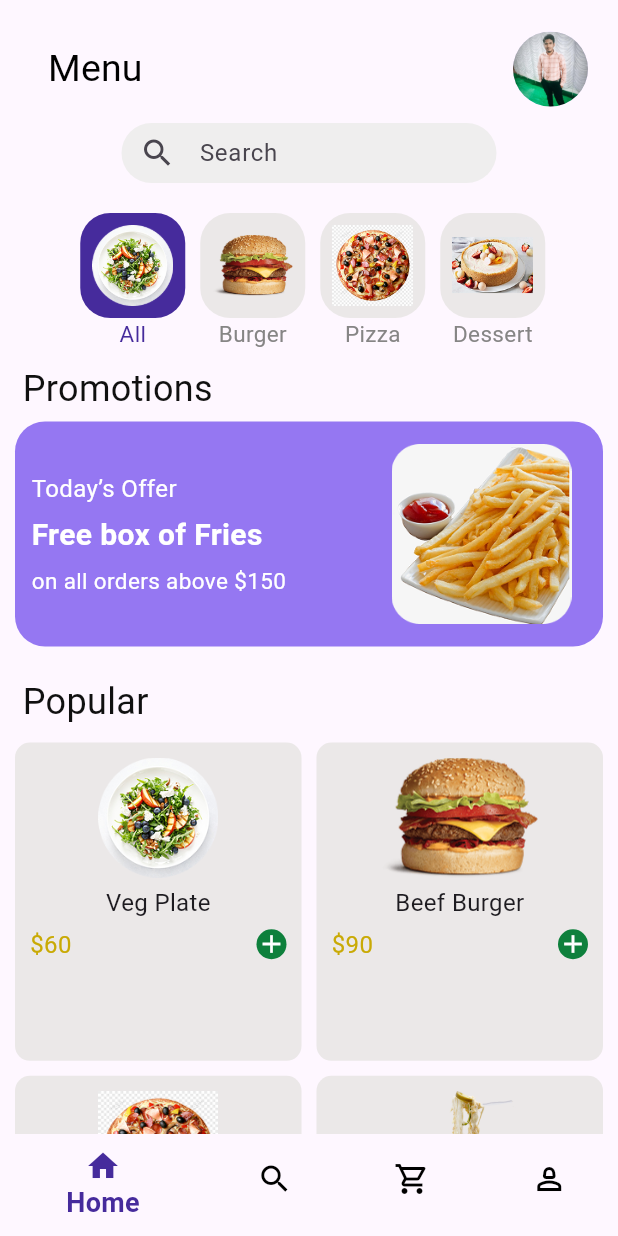
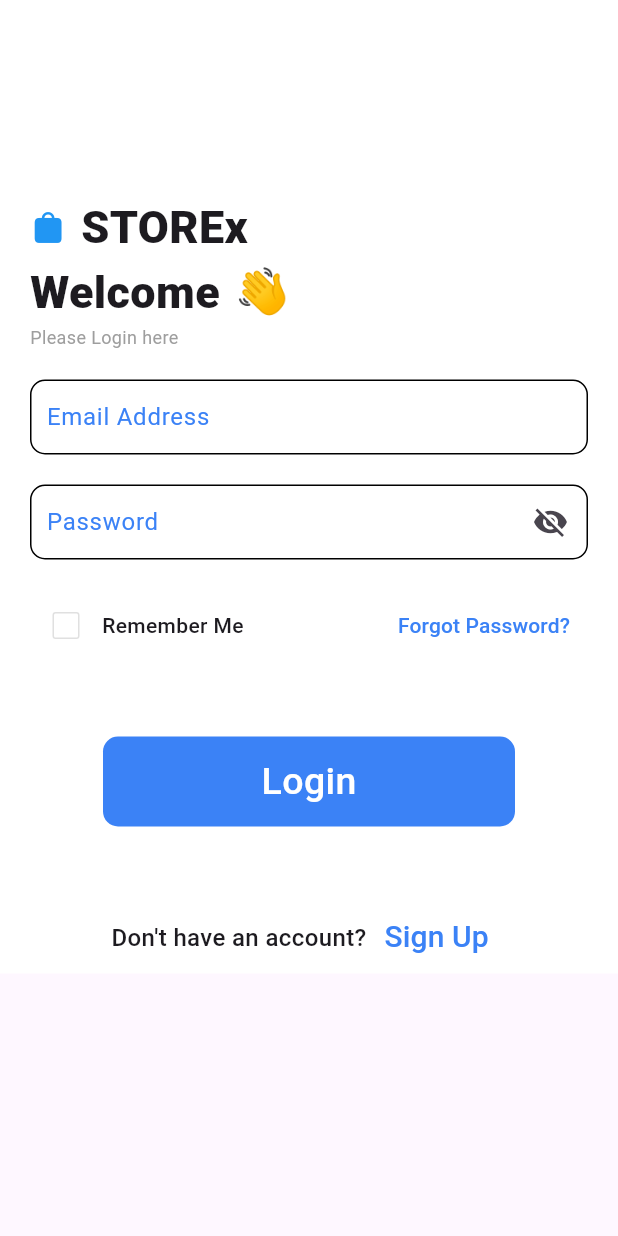
Before and after one commit to kamil36/food_delivery_app, a Flutter app: the HomePage screen opened by its route, after a tap on "Menu", after a tap on "Get Started", on a phone screen of 412 x 824 dp. Run offline on Flutter 3.47's test engine with Material 3 defaults, Android fonts, the phone set to English and light mode, and no system bars; our stand-ins replace firebase_auth, firebase_core, go_router; missing offline and left inert: razorpay_flutter; accounts and stored records are empty; Roboto replaces fonts that are missing (Poppins).

Commit message:
Sign Up & Login UI Done

```diff
--- /dev/null
+++ b/lib/contant/const.dart
@@ -0,0 +1,52 @@
+import 'package:flutter/material.dart';
+
+class CustomStyle {
+  static String imgasset = "assets/filter.jpeg";
+  static String handimg = "assets/hand_emoji.jpg";
+
+  static double Mqh(BuildContext context) {
+    return MediaQuery.of(context).size.height;
+  }
+
+  static double Mqw(BuildContext context) {
+    return MediaQuery.of(context).size.width;
+  }
+
+  static const SizedBox smallHeight = SizedBox(height: 10);
+  static const SizedBox mediumHeight = SizedBox(height: 20);
+  static const SizedBox largeHeight = SizedBox(height: 30);
+  static const SizedBox hugeHeight = SizedBox(height: 50);
+  static const SizedBox highHeight = SizedBox(height: 70);
+
+  static const SizedBox smallWidth = SizedBox(width: 10);
+  static const SizedBox mediumWidth = SizedBox(width: 20);
+  static const SizedBox largeWidth = SizedBox(width: 30);
+  static const SizedBox hugeWidth = SizedBox(width: 50);
+  static const SizedBox highWidth = SizedBox(width: 70);
+
+  static const TextStyle normal = TextStyle(
+    fontSize: 12,
+  );
+  static const TextStyle medium = TextStyle(
+    fontSize: 18,
+  );
+  static const TextStyle large = TextStyle(
+    fontSize: 22,
+  );
+  static const TextStyle normalbold = TextStyle(
+    fontWeight: FontWeight.w500,
+    fontSize: 18,
+  );
+  static const TextStyle mediumbold = TextStyle(
+    fontWeight: FontWeight.w700,
+    fontSize: 20,
+  );
+  static const TextStyle highbold = TextStyle(
+    fontWeight: FontWeight.w900,
+    fontSize: 30,
+  );
+  static const TextStyle largebold = TextStyle(
+    fontWeight: FontWeight.bold,
+    fontSize: 25,
+  );
+}
--- /dev/null
+++ b/lib/pages/login.dart
@@ -0,0 +1,247 @@
+// lib/screens/login_screen.dart
+import 'package:flutter/cupertino.dart';
+import 'package:flutter/material.dart';
+import 'package:firebase_auth/firebase_auth.dart';
+import 'package:food_delivery_app/contant/const.dart';
+import 'package:food_delivery_app/routes/router_config.dart';
+import 'package:food_delivery_app/widgets/login_page/checkbox.dart';
+import 'package:go_router/go_router.dart';
+
+class LoginPage extends StatefulWidget {
+  const LoginPage({super.key});
+
+  @override
+  State<LoginPage> createState() => _LoginPageState();
+}
+
+class _LoginPageState extends State<LoginPage> {
+  final _formKey = GlobalKey<FormState>();
+  final TextEditingController _emailController = TextEditingController();
+  final TextEditingController _passController = TextEditingController();
+  final FirebaseAuth _auth = FirebaseAuth.instance;
+  bool _isPasswordVisible = false;
+
+  loginform() async {
+    final email = _emailController.text.trim();
+    final password = _passController.text.trim();
+
+    if (_formKey.currentState?.validate() ?? false) {
+      try {
+        await _auth.signInWithEmailAndPassword(
+            email: _emailController.text.trim(),
+            password: _passController.text.trim());
+        context.go(MyRoutes.homepage);
+        ScaffoldMessenger.of(context).showSnackBar(SnackBar(
+          content: Text("Account Login Successfully!"),
+        ));
+      } catch (e) {
+        ScaffoldMessenger.of(context).showSnackBar(
+          SnackBar(content: Text("Error: ${e.toString()}")),
+        );
+      }
+    }
+  }
+
+  @override
+  Widget build(BuildContext context) {
+    return Scaffold(
+      body: SingleChildScrollView(
+        child: Container(
+          color: Colors.white,
+          child: Form(
+            key: _formKey,
+            child: Padding(
+              padding: const EdgeInsets.only(left: 20, right: 20, top: 80),
+              child: Column(
+                crossAxisAlignment: CrossAxisAlignment.start,
+                children: [
+                  CustomStyle.hugeHeight,
+                  Row(
+                    children: [
+                      Icon(
+                        CupertinoIcons.bag_fill,
+                        color: Colors.blue.shade500,
+                      ),
+                      CustomStyle.smallWidth,
+                      const Text(
+                        "STOREx",
+                        style: CustomStyle.highbold,
+                      ),
+                    ],
+                  ),
+                  Row(
+                    children: [
+                      const Text(
+                        "Welcome",
+                        style: CustomStyle.highbold,
+                      ),
+                      CustomStyle.smallWidth,
+                      Text(
+                        "👋",
+                        style: CustomStyle.highbold.merge(const TextStyle(
+                          color: Colors.amber,
+                        )),
+                      ),
+                    ],
+                  ),
+                  Text(
+                    "Please Login here",
+                    style: CustomStyle.normal.merge(TextStyle(
+                      color: Colors.grey.shade500,
+                    )),
+                  ),
+                  CustomStyle.mediumHeight,
+                  Container(
+                    width: CustomStyle.Mqh(context) / 1.6,
+                    decoration: BoxDecoration(
+                      border: Border.all(),
+                      borderRadius: BorderRadius.circular(10),
+                    ),
+                    child: TextFormField(
+                      controller: _emailController,
+                      decoration: const InputDecoration(
+                        contentPadding: EdgeInsets.symmetric(horizontal: 10),
+                        label: Text("Email Address"),
+                        labelStyle: TextStyle(color: Color(0xff3B82F6)),
+                        border: InputBorder.none,
+                      ),
+                      validator: (value) {
+                        if (value == null || value.isEmpty) {
+                          return 'Please Enter a Valid Email Address';
+                        } else if (!value.contains('@')) {
+                          return 'Email Address must contain "@"';
+                        } else if (!RegExp(
+                                r"^[a-zA-Z0-9._%+-]+@[a-zA-Z0-9.-]+\.[a-zA-Z]{2,}$")
+                            .hasMatch(value)) {
+                          return 'Enter a valid email address';
+                        }
+                        return null;
+                      },
+                    ),
+                  ),
+                  CustomStyle.mediumHeight,
+                  Container(
+                    width: CustomStyle.Mqh(context) / 1.6,
+                    decoration: BoxDecoration(
+                      border: Border.all(),
+                      borderRadius: BorderRadius.circular(10),
+                    ),
+                    child: TextFormField(
+                      controller: _passController,
+                      obscureText: !_isPasswordVisible,
+                      decoration: InputDecoration(
+                        contentPadding: EdgeInsets.symmetric(horizontal: 10),
+                        suffixIcon: IconButton(
+                          icon: Icon(_isPasswordVisible
+                              ? Icons.visibility
+                              : Icons.visibility_off),
+                          onPressed: () {
+                            setState(() {
+                              _isPasswordVisible = !_isPasswordVisible;
+                            });
+                          },
+                        ),
+                        label: Text("Password"),
+                        labelStyle: TextStyle(color: Color(0xff3B82F6)),
+                        border: InputBorder.none,
+                      ),
+                      validator: (value) {
+                        if (value == null || value.isEmpty) {
+                          return 'Please Enter 6 Digit Password';
+                        } else if (value.length < 6) {
+                          return 'Password must be at least 6 characters long';
+                        } else if (!value.contains(RegExp(r'[A-Z]'))) {
+                          return 'Password must contain at least one uppercase letter';
+                        } else if (!value.contains(RegExp(r'[a-z]'))) {
+                          return 'Password must contain at least one lowercase letter';
+                        } else if (!value.contains(RegExp(r'[0-9]'))) {
+                          return 'Password must contain at least one number';
+                        } else if (!value
+                            .contains(RegExp(r'[!@#$%^&*(),.?":{}|<>]'))) {
+                          return 'Password must contain at least one special character';
+                        }
+                        return null;
+                      },
+                    ),
+                  ),
+                  CustomStyle.mediumHeight,
+                  SizedBox(
+                    width: CustomStyle.Mqh(context) / 1.6,
+                    child: Row(
+                      mainAxisAlignment: MainAxisAlignment.spaceBetween,
+                      children: [
+                        const MyCheckBox(
+                          title: 'Remember Me',
+                        ),
+                        TextButton(
+                          onPressed: () {},
+                          child: Text(
+                            "Forgot Password?",
+                            style: CustomStyle.normalbold.merge(const TextStyle(
+                              fontSize: 14,
+                              color: Color(0xff3B82F6),
+                            )),
+                          ),
+                        ),
+                      ],
+                    ),
+                  ),
+                  CustomStyle.hugeHeight,
+                  Center(
+                    child: InkWell(
+                      onTap: loginform,
+                      child: Container(
+                        width: CustomStyle.Mqw(context) / 1.5,
+                        height: 60,
+                        decoration: BoxDecoration(
+                          borderRadius: BorderRadius.circular(10),
+                          color: const Color(0xff3B82F6),
+                        ),
+                        child: Center(
+                          child: Text(
+                            "Login",
+                            style: CustomStyle.normalbold.merge(const TextStyle(
+                              color: Colors.white,
+                              fontSize: 25,
+                            )),
+                          ),
+                        ),
+                      ),
+                    ),
+                  ),
+                  CustomStyle.hugeHeight,
+                  Center(
+                    child: Row(
+                      mainAxisAlignment: MainAxisAlignment.center,
+                      children: [
+                        Text(
+                          "Don't have an account?",
+                          style: CustomStyle.normalbold.merge(const TextStyle(
+                            // color: Colors.black,
+                            fontSize: 16,
+                          )),
+                        ),
+                        TextButton(
+                          onPressed: () {
+                            context.go(MyRoutes.signuppage);
+                          },
+                          child: Text(
+                            "Sign Up",
+                            style: CustomStyle.normalbold.merge(const TextStyle(
+                              color: Color(0xff3B82F6),
+                              fontSize: 20,
+                            )),
+                          ),
+                        ),
+                      ],
+                    ),
+                  ),
+                ],
+              ),
+            ),
+          ),
+        ),
+      ),
+    );
+  }
+}
--- a/lib/routes/router_config.dart
+++ b/lib/routes/router_config.dart
@@ -1,10 +1,14 @@
+import 'package:firebase_auth/firebase_auth.dart';
+import 'package:firebase_core/firebase_core.dart';
 import 'package:flutter/material.dart';
 import 'package:food_delivery_app/models/product_model.dart';
 import 'package:food_delivery_app/pages/addtocart_page.dart';
 import 'package:food_delivery_app/pages/animation_page.dart';
 import 'package:food_delivery_app/pages/home_page.dart';
 import 'package:food_delivery_app/pages/items_page.dart';
+import 'package:food_delivery_app/pages/login.dart';
 import 'package:food_delivery_app/pages/profile.dart';
+import 'package:food_delivery_app/pages/signup.dart';
 import 'package:food_delivery_app/razorpay/razorpay.dart';
 import 'package:food_delivery_app/widgets/home_page/bottom_navigation_bar.dart';
 import 'package:go_router/go_router.dart';
@@ -12,6 +16,8 @@ import 'package:go_router/go_router.dart';
 class MyRoutes {
   static String animationpage = "/";
   static String homepage = "/home";
+  static String loginpage = "/login";
+  static String signuppage = "/signup";
   static String addtocart = "/add";
   static String itempage = "/item";
   static String razorpay = "/razorpay";
@@ -19,15 +25,26 @@ class MyRoutes {
   static String navigate = "/nav";
 
   late final GoRouter router;
+  final _firebaseauth = FirebaseAuth.instance;
 
   MyRoutes() {
     router = GoRouter(
-      initialLocation: "/",
+      initialLocation: animationpage,
       routes: [
         GoRoute(
             path: MyRoutes.animationpage,
             builder: (context, state) {
               return AnimationPage();
+            }),
+        GoRoute(
+            path: MyRoutes.signuppage,
+            builder: (context, state) {
+              return SignUpPage();
+            }),
+        GoRoute(
+            path: MyRoutes.loginpage,
+            builder: (context, state) {
+              return LoginPage();
             }),
         GoRoute(
           path: MyRoutes.homepage,
@@ -73,6 +90,16 @@ class MyRoutes {
           builder: (context, state) => NavigationPage(),
         ),
       ],
+      // redirect: (context, state) {
+      //   if (_firebaseauth.currentUser == null) {
+      //     return navigate;
+      //   }
+      //   if (_firebaseauth.currentUser != null) {
+      //     return navigate;
+      //   } else {
+      //     return null;
+      //   }
+      // },
       errorBuilder: (context, state) {
         return Text(
           "Error: ${state.error}",
--- a/lib/widgets/animation_page/button_section.dart
+++ b/lib/widgets/animation_page/button_section.dart
@@ -1,4 +1,5 @@
 import 'package:flutter/material.dart';
+import 'package:food_delivery_app/routes/router_config.dart';
 import 'package:go_router/go_router.dart';
 
 class ButtonSection extends StatelessWidget {
@@ -8,7 +9,7 @@ class ButtonSection extends StatelessWidget {
   Widget build(BuildContext context) {
     return ElevatedButton(
       onPressed: () {
-        context.go('/nav');
+        context.go(MyRoutes.loginpage);
       },
       child: Text(
         "Get Started",
--- /dev/null
+++ b/lib/widgets/login_page/checkbox.dart
@@ -0,0 +1,44 @@
+import 'package:flutter/material.dart';
+import 'package:food_delivery_app/contant/const.dart';
+
+class MyCheckBox extends StatefulWidget {
+  const MyCheckBox({
+    super.key,
+    required this.title,
+    this.shape,
+  });
+  final String title;
+  final OutlinedBorder? shape;
+
+  @override
+  State<MyCheckBox> createState() => _MyCheckBoxState();
+}
+
+class _MyCheckBoxState extends State<MyCheckBox> {
+  bool isSelected1 = false;
+
+  @override
+  Widget build(BuildContext context) {
+    return Row(
+      children: [
+        Checkbox(
+          shape: widget.shape,
+          side: BorderSide(color: Colors.grey.shade300),
+          value: isSelected1,
+          hoverColor: Colors.transparent,
+          fillColor:
+              WidgetStatePropertyAll(isSelected1 ? Colors.blue : Colors.white),
+          onChanged: (value) {
+            setState(() {
+              isSelected1 = !isSelected1;
+            });
+          },
+        ),
+        Text(
+          widget.title,
+          style: CustomStyle.normalbold.copyWith(fontSize: 14),
+        ),
+      ],
+    );
+  }
+}
```
Also changed, not shown: lib/main.dart (+7 -1 lines), lib/pages/signup.dart (added, +281 -0 lines), pubspec.yaml (+7 -0 lines), firebase.json (added), lib/firebase_options.dart (added), pubspec.lock, 136 other files.
